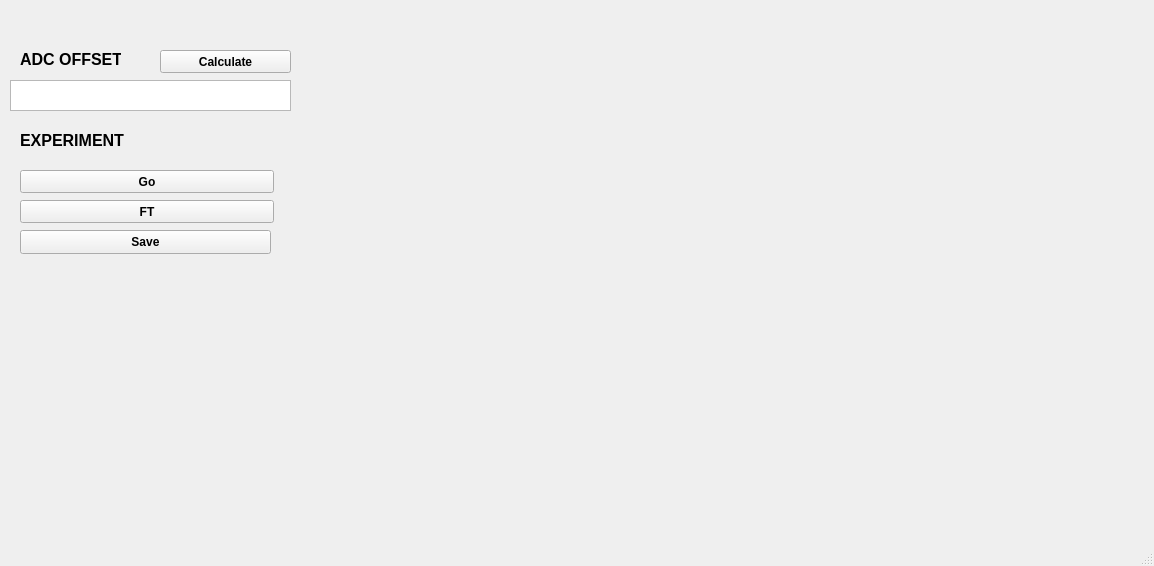
The window that SpinCore_pp/echo_experiment.ui (jmfrancklab/spincore_apps) describes before a commit, drawn with Qt 5.
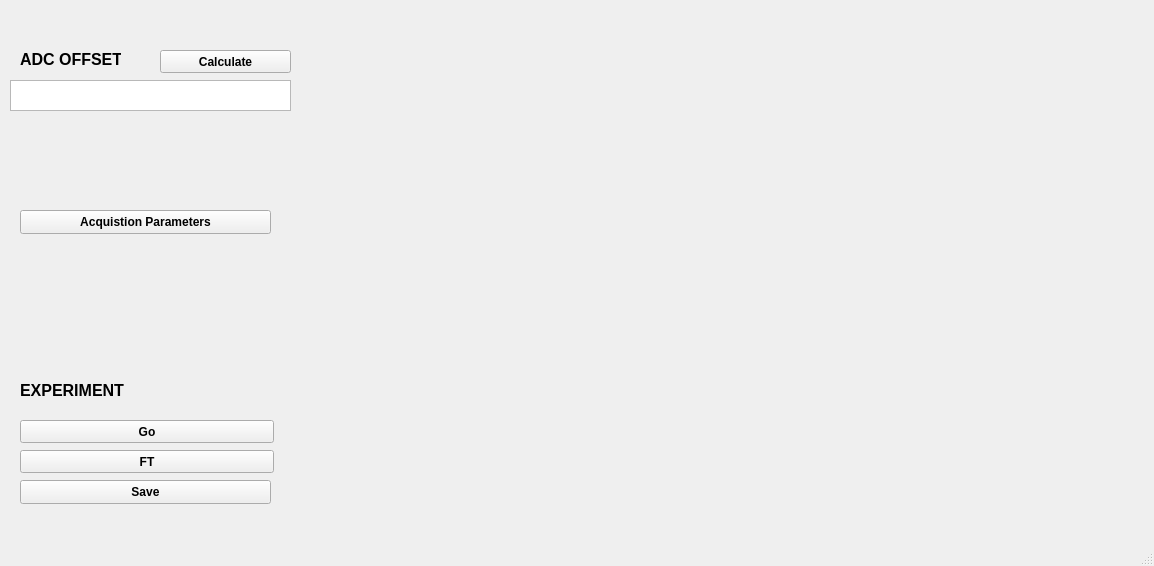
The same window after the commit. Custom widgets are drawn as their Qt base class.

Commit message: Adding acquisition params button

```diff
--- a/SpinCore_pp/echo_experiment.ui
+++ b/SpinCore_pp/echo_experiment.ui
@@ -73,7 +73,7 @@
     <property name="geometry">
      <rect>
       <x>20</x>
-      <y>170</y>
+      <y>420</y>
       <width>254</width>
       <height>23</height>
      </rect>
@@ -113,7 +113,7 @@
     <property name="geometry">
      <rect>
       <x>20</x>
-      <y>200</y>
+      <y>450</y>
       <width>254</width>
       <height>23</height>
      </rect>
@@ -132,7 +132,7 @@
     <property name="geometry">
      <rect>
       <x>20</x>
-      <y>120</y>
+      <y>370</y>
       <width>111</width>
       <height>41</height>
      </rect>
@@ -152,7 +152,7 @@
     <property name="geometry">
      <rect>
       <x>20</x>
-      <y>230</y>
+      <y>480</y>
       <width>251</width>
       <height>24</height>
      </rect>
@@ -167,6 +167,25 @@
      <string>Save</string>
     </property>
    </widget>
+   <widget class="QPushButton" name="pushButton_5">
+    <property name="geometry">
+     <rect>
+      <x>20</x>
+      <y>210</y>
+      <width>251</width>
+      <height>24</height>
+     </rect>
+    </property>
+    <property name="font">
+     <font>
+      <weight>75</weight>
+      <bold>true</bold>
+     </font>
+    </property>
+    <property name="text">
+     <string>Acquistion Parameters</string>
+    </property>
+   </widget>
   </widget>
   <widget class="QMenuBar" name="menubar">
    <property name="geometry">
```
The commit also changes 1 other file.
